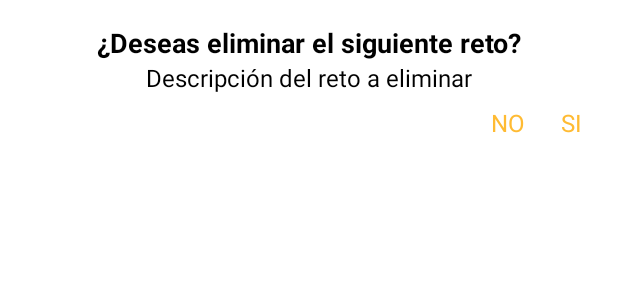
After one commit to LONG-TERM-EFFECTS-OF-SUFFERING/Bottle_Flip_Game, an Android app: the layout delete_challenge_dialog.xml on its own in the app's theme, with its tools: preview values and no code run, on a phone screen of 412 x 824 dp. The commit adds this screen. Shown: the top 300 px of the screen. Run offline under Robolectric (Android 15) with nearby library versions, the phone set to English and light mode, and no system bars.

```diff
--- a/app/build.gradle.kts
+++ b/app/build.gradle.kts
@@ -42,11 +42,14 @@ android {
 }
 
 dependencies {
+    implementation ("androidx.lifecycle:lifecycle-runtime-ktx:2.6.1")
+    implementation ("androidx.lifecycle:lifecycle-viewmodel-ktx:2.6.1")
     implementation(libs.androidx.core.ktx)
     implementation(libs.androidx.appcompat)
     implementation(libs.material)
     implementation(libs.androidx.activity)
     implementation(libs.androidx.constraintlayout)
+    implementation(libs.androidx.lifecycle.common.jvm)
     testImplementation(libs.junit)
     androidTestImplementation(libs.androidx.junit)
     androidTestImplementation(libs.androidx.espresso.core)
--- a/app/src/main/java/com/example/bottle_flip/data/challengeDB.kt
+++ b/app/src/main/java/com/example/bottle_flip/data/challengeDB.kt
@@ -1,26 +1,24 @@
 package com.example.bottle_flip.data
+
 import android.content.Context
-import android.util.Log
 import androidx.room.Database
 import androidx.room.Room
 import androidx.room.RoomDatabase
 import com.example.bottle_flip.model.challenge
 import com.example.bottle_flip.utils.Constants.NAME_BD
 
-
 @Database(entities = [challenge::class], version = 1)
 abstract class challengeDB : RoomDatabase() {
 
     abstract fun challengeDao(): challengeDao
 
-    companion object{
+    companion object {
         fun getDatabase(context: Context): challengeDB {
             return Room.databaseBuilder(
                 context.applicationContext,
                 challengeDB::class.java,
                 NAME_BD
             ).build()
-
         }
     }
 }
--- a/app/src/main/java/com/example/bottle_flip/model/challenge.kt
+++ b/app/src/main/java/com/example/bottle_flip/model/challenge.kt
@@ -12,6 +12,6 @@ data class challenge(
     val description: String
 ): Serializable {
     init {
-        Log.d("Model", "Challenge created: $description")
+        Log.d("Model123", "Challenge created: $description")
     }
 }
--- a/app/src/main/java/com/example/bottle_flip/repository/challengeRepository.kt
+++ b/app/src/main/java/com/example/bottle_flip/repository/challengeRepository.kt
@@ -8,6 +8,7 @@ import kotlinx.coroutines.Dispatchers
 import kotlinx.coroutines.withContext
 
 class challengeRepository(val context: Context){
+
     private var challengeDao:challengeDao = challengeDB.getDatabase(context).challengeDao()
 
      suspend fun savechallenge(challenge:challenge){
@@ -19,13 +20,16 @@ class challengeRepository(val context: Context){
 
     suspend fun getListChallenge():MutableList<challenge>{
         return withContext(Dispatchers.IO){
-            challengeDao.getListchallenge()
+            val challenges = challengeDao.getListchallenge()
+            Log.d("ChallengeRepository", challenges.toString()) // Imprimir aquí
+            challenges
         }
     }
 
     suspend fun deletechallenge(challenge: challenge){
         withContext(Dispatchers.IO){
             challengeDao.deletechallenge(challenge)
+
         }
     }
 
--- a/app/src/main/java/com/example/bottle_flip/viewmodel/ChallengeViewModel.kt
+++ b/app/src/main/java/com/example/bottle_flip/viewmodel/ChallengeViewModel.kt
@@ -44,6 +44,7 @@ class ChallengeViewModel(application: Application) : AndroidViewModel(applicatio
             _progresState.value = true
             try {
                 _listChallenge.value = challengeRepository.getListChallenge()
+                Log.d("ChallengeViewModel", "List of challenges: ${_listChallenge.value}")
                 _progresState.value = false
             } catch (e: Exception) {
                 _progresState.value = false
--- /dev/null
+++ b/app/src/main/res/layout/delete_challenge_dialog.xml
@@ -0,0 +1,66 @@
+<?xml version="1.0" encoding="utf-8"?>
+<androidx.constraintlayout.widget.ConstraintLayout xmlns:android="http://schemas.android.com/apk/res/android"
+    xmlns:app="http://schemas.android.com/apk/res-auto"
+    android:layout_width="match_parent"
+    android:layout_height="match_parent"
+    android:background="@android:color/white"
+    android:padding="16dp">
+
+    <!-- Título del diálogo -->
+    <TextView
+        android:id="@+id/title"
+        android:layout_width="wrap_content"
+        android:layout_height="wrap_content"
+        android:text="¿Deseas eliminar el siguiente reto?"
+        android:textSize="18sp"
+        android:textStyle="bold"
+        android:textColor="@android:color/black"
+        android:gravity="center"
+        app:layout_constraintTop_toTopOf="parent"
+        app:layout_constraintStart_toStartOf="parent"
+        app:layout_constraintEnd_toEndOf="parent"
+        android:layout_marginBottom="16dp"/>
+
+    <!-- Texto que muestra la descripción del reto -->
+    <TextView
+        android:id="@+id/deleteDescription"
+        android:layout_width="wrap_content"
+        android:layout_height="wrap_content"
+        android:text="Descripción del reto a eliminar"
+        android:textSize="16sp"
+        android:textColor="@android:color/black"
+        app:layout_constraintTop_toBottomOf="@id/title"
+        app:layout_constraintStart_toStartOf="parent"
+        app:layout_constraintEnd_toEndOf="parent"
+        android:layout_marginBottom="16dp"/>
+
+    <!-- Botón NO -->
+    <TextView
+        android:id="@+id/btnNo"
+        android:layout_width="wrap_content"
+        android:layout_height="wrap_content"
+        android:text="NO"
+        android:textSize="16sp"
+        android:textColor="@android:color/holo_orange_light"
+        android:padding="8dp"
+        android:clickable="true"
+        android:focusable="true"
+        app:layout_constraintTop_toBottomOf="@id/deleteDescription"
+        app:layout_constraintEnd_toStartOf="@id/btnSi"
+        android:layout_marginEnd="8dp"/>
+
+    <!-- Botón SI -->
+    <TextView
+        android:id="@+id/btnSi"
+        android:layout_width="wrap_content"
+        android:layout_height="wrap_content"
+        android:text="SI"
+        android:textSize="16sp"
+        android:textColor="@android:color/holo_orange_light"
+        android:padding="8dp"
+        android:clickable="true"
+        android:focusable="true"
+        app:layout_constraintTop_toBottomOf="@id/deleteDescription"
+        app:layout_constraintEnd_toEndOf="parent"/>
+
+</androidx.constraintlayout.widget.ConstraintLayout>
--- a/gradle/libs.versions.toml
+++ b/gradle/libs.versions.toml
@@ -15,6 +15,7 @@ roomKtx = "2.6.1"
 activity = "1.9.3"
 constraintlayout = "2.1.4"
 devtools = "1.9.21-1.0.15"
+lifecycleCommonJvm = "2.8.6"
 
 [libraries]
 androidx-core-ktx = { group = "androidx.core", name = "core-ktx", version.ref = "coreKtx" }
@@ -33,6 +34,7 @@ androidx-room-ktx = { group = "androidx.room", name = "room-ktx", version.ref =
 retrofit = { module = "com.squareup.retrofit2:retrofit", version.ref = "converterGson" }
 androidx-activity = { group = "androidx.activity", name = "activity", version.ref = "activity" }
 androidx-constraintlayout = { group = "androidx.constraintlayout", name = "constraintlayout", version.ref = "constraintlayout" }
+androidx-lifecycle-common-jvm = { group = "androidx.lifecycle", name = "lifecycle-common-jvm", version.ref = "lifecycleCommonJvm" }
 
 [plugins]
 android-application = { id = "com.android.application", version.ref = "agp" }
```
Also changed, not shown: app/src/main/java/com/example/bottle_flip/AgregarRetoDialog.kt (deleted, +0 -73 lines), app/src/main/java/com/example/bottle_flip/ChallengeAdapter.kt (deleted, +0 -52 lines), app/src/main/java/com/example/bottle_flip/MainActivity.kt (+2 -44 lines), app/src/main/java/com/example/bottle_flip/RetoAdapter.kt (deleted, +0 -45 lines), app/src/main/java/com/example/bottle_flip/view/adapter/ChallengeAdapter.kt (added, +27 -0 lines), app/src/main/java/com/example/bottle_flip/view/fragment/AddChangeDialog.kt (added, +69 -0 lines), app/src/main/java/com/example/bottle_flip/view/fragment/Challenges.kt (+66 -8 lines), app/src/main/java/com/example/bottle_flip/view/fragment/DeleteChangeDialog.kt (added, +44 -0 lines), app/src/main/java/com/example/bottle_flip/view/viewholder/ChallengeViewHolder.kt (added, +16 -0 lines), app/src/main/res/layout/challenges.xml (+26 -8 lines), app/src/main/res/layout/edit_challenge_dialog.xml (+5 -2 lines), app/src/main/res/navigation/nav_graph.xml (+25 -2 lines).
